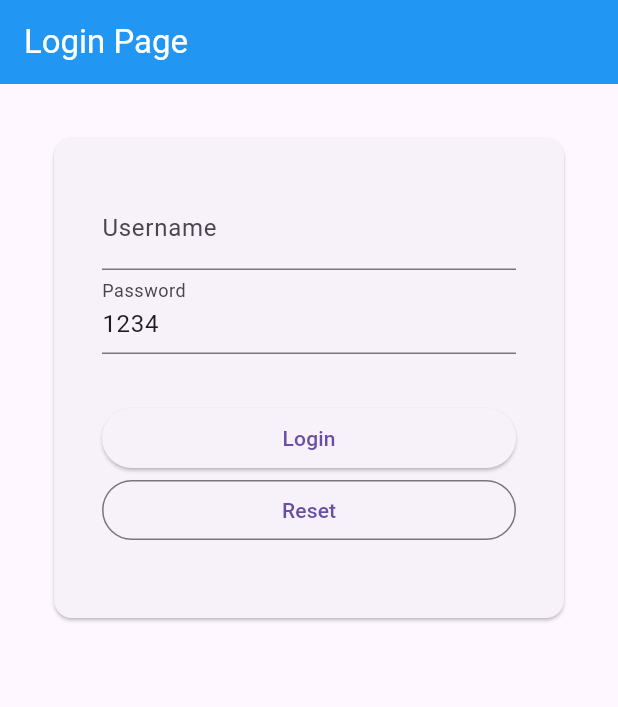
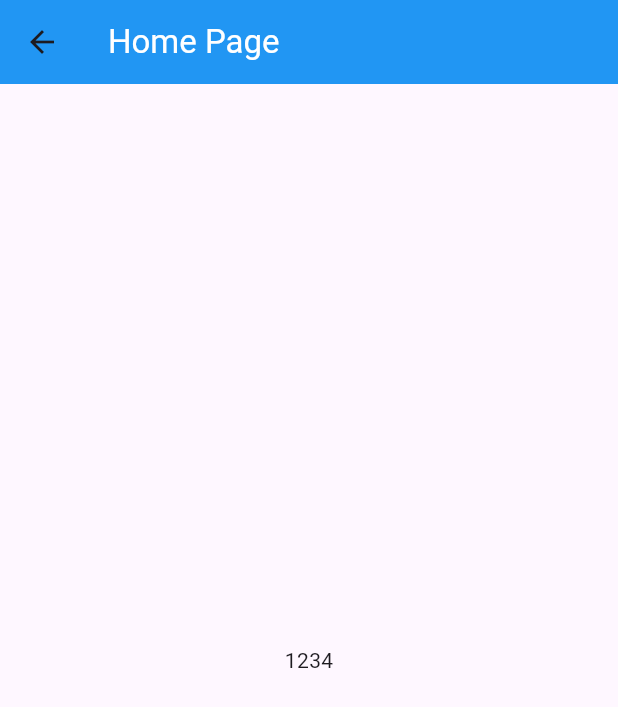
Before and after one commit to pianosp/cmflutter_workshop, a Flutter app: the screen it shows after launch, after a tap on "Login", on a phone screen of 412 x 824 dp. Shown: the top 707 px of the screen. Run offline on Flutter 3.47's test engine with Material 3 defaults, Android fonts, the phone set to English and light mode, and no system bars.

Commit message:
navigation page and clean code by seperate page

```diff
--- a/cmflutter0/lib/src/app.dart
+++ b/cmflutter0/lib/src/app.dart
@@ -1,4 +1,6 @@
+import 'package:cmflutter0/src/pages/home/home_page.dart';
 import 'package:cmflutter0/src/pages/login/login_page.dart';
+import 'package:cmflutter0/src/pages/routes.dart';
 import 'package:flutter/material.dart';
 
 class CmApp extends StatelessWidget {
@@ -7,10 +9,8 @@ class CmApp extends StatelessWidget {
   @override
   Widget build(BuildContext context) {
     return MaterialApp(
-      theme: ThemeData(
-        useMaterial3: true,
-      ),
       title: "CMApp",
+      routes: AppRoute.all,
       home: LoginPage(),
     );
   }
--- /dev/null
+++ b/cmflutter0/lib/src/pages/home/home_page.dart
@@ -0,0 +1,26 @@
+import 'package:flutter/material.dart';
+
+class HomePage extends StatefulWidget {
+  const HomePage({super.key});
+
+  @override
+  State<HomePage> createState() => _HomePageState();
+}
+
+class _HomePageState extends State<HomePage> {
+  @override
+  Widget build(BuildContext context) {
+    return Scaffold(
+      appBar: AppBar(
+        title: Text(
+          "Home Page",
+          style: TextStyle(color: Colors.white),
+        ),
+        backgroundColor: Colors.blue,
+      ),
+      body: Center(
+        child: Text("1234"),
+      ),
+    );
+  }
+}
--- a/cmflutter0/lib/src/pages/login/login_page.dart
+++ b/cmflutter0/lib/src/pages/login/login_page.dart
@@ -1,3 +1,4 @@
+import 'package:cmflutter0/src/pages/routes.dart';
 import 'package:flutter/material.dart';
 
 class LoginPage extends StatefulWidget {
@@ -15,7 +16,7 @@ class _LoginPageState extends State<LoginPage> {
   void initState() {
     super.initState();
     _usernameController.text = "";
-    _passwordController.text = "1234";
+    _passwordController.text = "";
   }
 
   @override
@@ -34,8 +35,8 @@ class _LoginPageState extends State<LoginPage> {
           padding: const EdgeInsets.all(32.0),
           child: Card(
             child: Container(
+              height: 420,
               padding: EdgeInsets.all(32.0),
-              height: 320,
               child: Column(
                 crossAxisAlignment: CrossAxisAlignment.stretch,
                 children: [
@@ -52,8 +53,9 @@ class _LoginPageState extends State<LoginPage> {
   }
 
   void _handleClickLogin() {
-    print(
-        "CMDev: Login: with (${_usernameController.text}, ${_passwordController.text})");
+    // print(
+    //     "CMDev: Login: with (${_usernameController.text}, ${_passwordController.text})");
+    Navigator.pushNamed(context, AppRoute.home);
   }
 
   void _handleClickReset() {
@@ -66,6 +68,10 @@ class _LoginPageState extends State<LoginPage> {
       ElevatedButton(
         onPressed: _handleClickLogin,
         child: Text("Login"),
+      ),
+      OutlinedButton(
+        onPressed: _handleClickRegister,
+        child: Text("Register"),
       ),
       OutlinedButton(
         onPressed: _handleClickReset,
@@ -90,4 +96,8 @@ class _LoginPageState extends State<LoginPage> {
       ),
     ];
   }
+
+  void _handleClickRegister() {
+    Navigator.pushNamed(context, AppRoute.register);
+  }
 }
--- /dev/null
+++ b/cmflutter0/lib/src/pages/register/register_page.dart
@@ -0,0 +1,19 @@
+import 'package:flutter/material.dart';
+
+class RegisterPage extends StatelessWidget {
+  const RegisterPage({super.key});
+
+  @override
+  Widget build(BuildContext context) {
+    return Scaffold(
+      appBar: AppBar(
+        title: Text(
+          "Register Page",
+          style: TextStyle(color: Colors.white),
+        ),
+        backgroundColor: Colors.blue,
+      ),
+      body: Container(),
+    );
+  }
+}
--- /dev/null
+++ b/cmflutter0/lib/src/pages/routes.dart
@@ -0,0 +1,18 @@
+// import 'package:cmflutter0/src/pages/register/register_page.dart';
+import 'package:cmflutter0/src/pages/register/register_page.dart';
+import 'package:flutter/material.dart';
+
+import 'home/home_page.dart';
+import 'login/login_page.dart';
+
+class AppRoute {
+  static const home = 'home';
+  static const login = 'login';
+  static const register = 'register';
+
+  static get all => <String, WidgetBuilder>{
+        login: (context) => const LoginPage(),
+        home: (context) => const HomePage(),
+        register: (context) => const RegisterPage(),
+      };
+}
```
